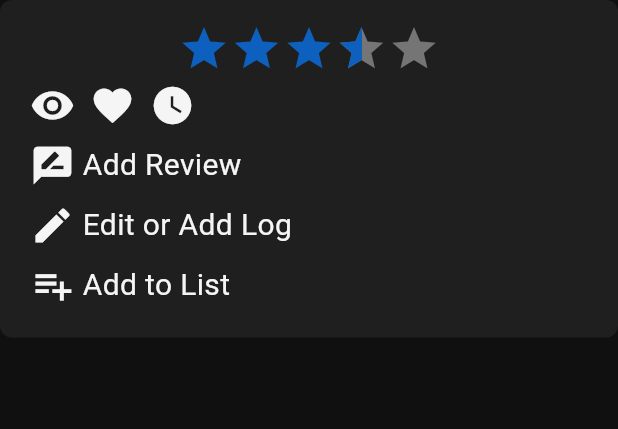
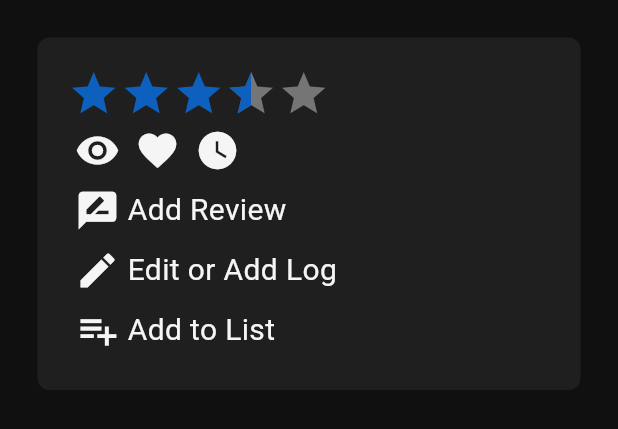
Before and after one commit to kargalar/blackbox_db, a Flutter app: the ContentUserAction widget shown alone on an empty page, opened directly, on a phone screen of 412 x 824 dp. Shown: the top 429 px of the screen. Run offline on Flutter 3.47's test engine with Material 3 defaults, Android fonts, the phone set to English and light mode, and no system bars; drawn by our look-alikes of flutter_rating_bar; our stand-ins replace device_info_plus, firebase_core, flutter_screenutil, get, hive_flutter, permission_handler; accounts and stored records are empty; network calls fail.

Commit message:
content use ractions

```diff
--- a/lib/3 Page/Content/Widget/content_user_action.dart
+++ b/lib/3 Page/Content/Widget/content_user_action.dart
@@ -13,13 +13,16 @@ class ContentUserAction extends StatelessWidget {
   Widget build(BuildContext context) {
     late final contentPageProvider = context.watch<ContentPageProvider>();
 
-    return Container(
+    return Padding(
+      padding: const EdgeInsets.all(25),
+      child: Container(
         decoration: BoxDecoration(
           borderRadius: AppColors.borderRadiusAll,
           color: AppColors.panelBackground,
         ),
-      padding: const EdgeInsets.all(15),
+        padding: const EdgeInsets.all(20),
         child: Column(
+          crossAxisAlignment: CrossAxisAlignment.start,
           mainAxisSize: MainAxisSize.min,
           children: [
             RatingBar.builder(
@@ -160,6 +163,7 @@ class ContentUserAction extends StatelessWidget {
             ),
           ],
         ),
+      ),
     );
   }
 }
```
Lines whose indentation alone changed are shown as unchanged.
